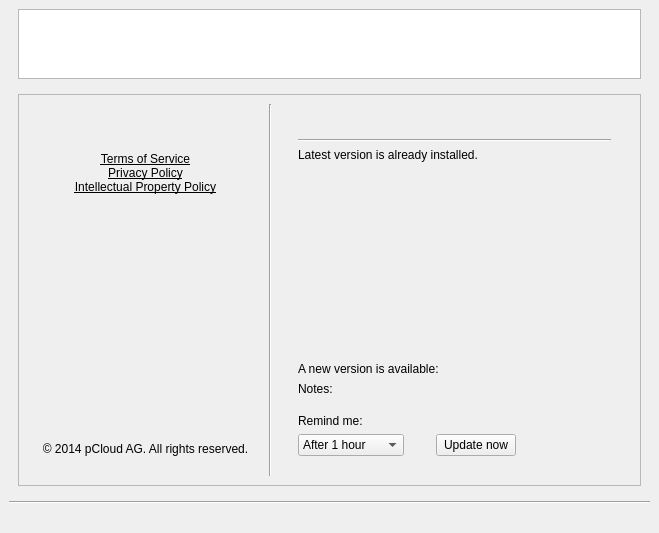
Qt form pcloudwindow.ui (pcloudcom/psyncgui) before a commit.
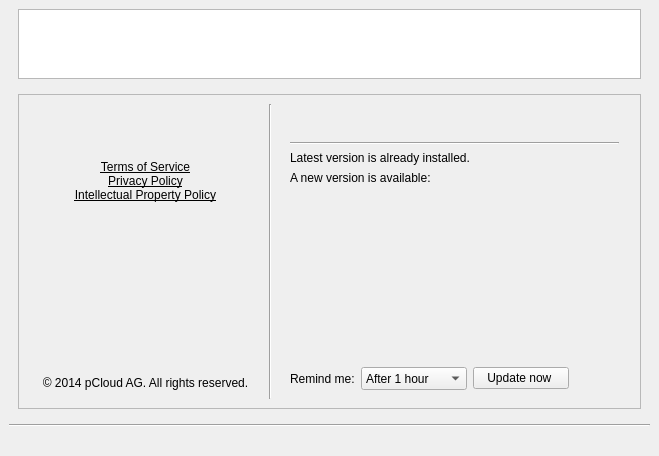
The same form after that commit. The open tabs and pages were chosen to show the change. Icons and pictures are not drawn.

Commit message: SLX-236 | Account help and About - FINAL

Patch:
```diff
--- a/pcloudwindow.ui
+++ b/pcloudwindow.ui
@@ -7,7 +7,7 @@
     <x>0</x>
     <y>0</y>
     <width>602</width>
-    <height>533</height>
+    <height>456</height>
    </rect>
   </property>
   <property name="windowTitle">
@@ -1820,7 +1820,7 @@
               <number>16</number>
              </property>
              <property name="bottomMargin">
-              <number>20</number>
+              <number>9</number>
              </property>
              <item>
               <widget class="QLabel" name="label_logo">
@@ -1844,7 +1844,7 @@
                 <number>0</number>
                </property>
                <property name="topMargin">
-                <number>12</number>
+                <number>20</number>
                </property>
                <item>
                 <widget class="QLabel" name="label_tos">
@@ -1935,21 +1935,19 @@
             </widget>
            </item>
            <item row="0" column="2">
-            <layout class="QVBoxLayout" name="verticalLayout_39">
-             <property name="leftMargin">
-              <number>20</number>
-             </property>
-             <property name="topMargin">
-              <number>9</number>
-             </property>
-             <property name="rightMargin">
-              <number>20</number>
-             </property>
-             <property name="bottomMargin">
-              <number>20</number>
-             </property>
-             <item>
               <layout class="QVBoxLayout" name="verticalLayout_13">
+             <property name="leftMargin">
+              <number>12</number>
+             </property>
+             <property name="topMargin">
+              <number>12</number>
+             </property>
+             <property name="rightMargin">
+              <number>12</number>
+             </property>
+             <property name="bottomMargin">
+              <number>9</number>
+             </property>
                <item>
                 <layout class="QHBoxLayout" name="horizontalLayout_5">
                  <item>
@@ -1995,26 +1993,14 @@
                 </widget>
                </item>
                <item>
-                <spacer name="verticalSpacer_11">
-                 <property name="orientation">
-                  <enum>Qt::Vertical</enum>
-                 </property>
-                 <property name="sizeHint" stdset="0">
-                  <size>
-                   <width>20</width>
-                   <height>40</height>
-                  </size>
-                 </property>
-                </spacer>
-               </item>
-              </layout>
-             </item>
-             <item>
               <widget class="QWidget" name="widget_newVersion" native="true">
                <layout class="QVBoxLayout" name="verticalLayout_11">
                 <property name="leftMargin">
                  <number>0</number>
                 </property>
+                <property name="topMargin">
+                 <number>0</number>
+                </property>
                 <property name="bottomMargin">
                  <number>0</number>
                 </property>
@@ -2026,42 +2012,35 @@
                  </widget>
                 </item>
                 <item>
-                 <widget class="QLabel" name="label_notes">
-                  <property name="text">
-                   <string>Notes:</string>
-                  </property>
-                 </widget>
-                </item>
-                <item>
-                 <layout class="QGridLayout" name="gridLayout_2">
-                  <property name="topMargin">
-                   <number>12</number>
-                  </property>
-                  <property name="horizontalSpacing">
-                   <number>32</number>
-                  </property>
-                  <item row="1" column="2">
-                   <spacer name="horizontalSpacer_27">
+                 <spacer name="verticalSpacer_11">
                     <property name="orientation">
-                     <enum>Qt::Horizontal</enum>
+                   <enum>Qt::Vertical</enum>
                     </property>
                     <property name="sizeHint" stdset="0">
                      <size>
-                      <width>40</width>
-                      <height>20</height>
+                    <width>20</width>
+                    <height>40</height>
                      </size>
                     </property>
                    </spacer>
                   </item>
-                  <item row="0" column="0">
+                <item>
+                 <layout class="QHBoxLayout" name="horizontalLayout_9">
+                  <item>
                    <widget class="QLabel" name="label_versionRemind">
                     <property name="text">
                      <string>Remind me:</string>
                     </property>
                    </widget>
                   </item>
-                  <item row="1" column="0">
+                  <item>
                    <widget class="QComboBox" name="comboBox_versionReminder">
+                    <property name="minimumSize">
+                     <size>
+                      <width>0</width>
+                      <height>23</height>
+                     </size>
+                    </property>
                     <property name="currentIndex">
                      <number>0</number>
                     </property>
@@ -2092,13 +2071,32 @@
                     </item>
                    </widget>
                   </item>
-                  <item row="1" column="1">
+                  <item>
                    <widget class="QPushButton" name="btnUpdtVersn">
+                    <property name="minimumSize">
+                     <size>
+                      <width>96</width>
+                      <height>0</height>
+                     </size>
+                    </property>
                     <property name="text">
-                     <string>Update now</string>
+                     <string> Update now  </string>
                     </property>
                    </widget>
                   </item>
+                  <item>
+                   <spacer name="horizontalSpacer_27">
+                    <property name="orientation">
+                     <enum>Qt::Horizontal</enum>
+                    </property>
+                    <property name="sizeHint" stdset="0">
+                     <size>
+                      <width>40</width>
+                      <height>20</height>
+                     </size>
+                    </property>
+                   </spacer>
+                  </item>
                  </layout>
                 </item>
                </layout>
```
Left out of the diff: 71 changed lines with no effect on the pictures. Lines whose indentation alone changed are shown as unchanged.
